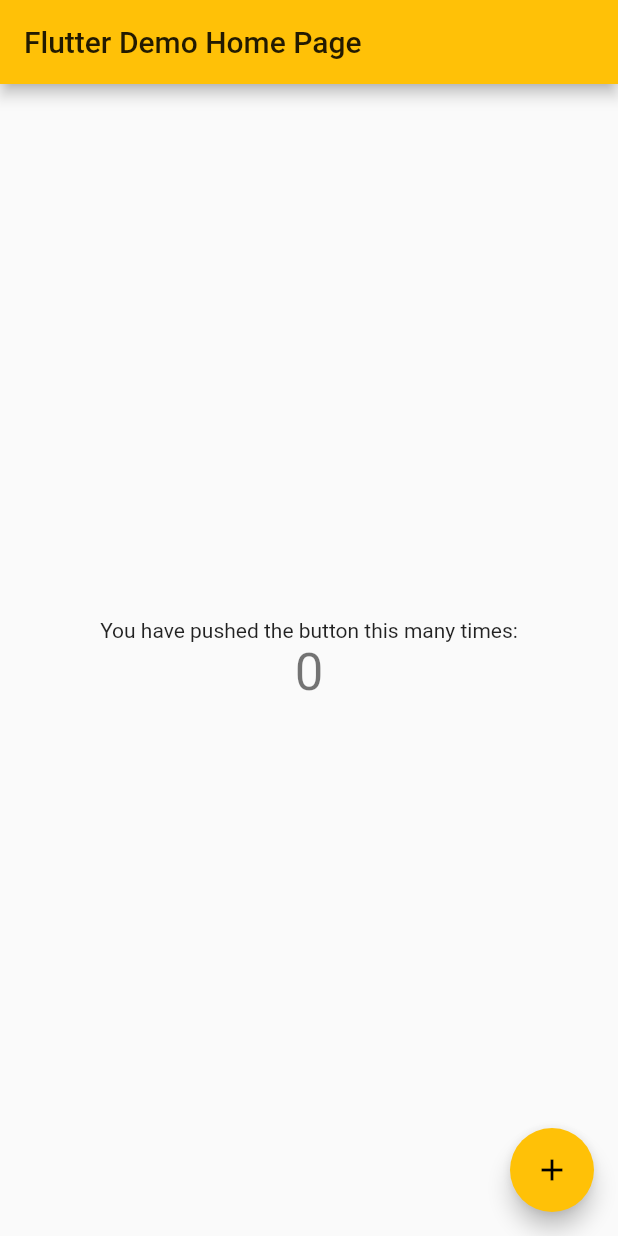
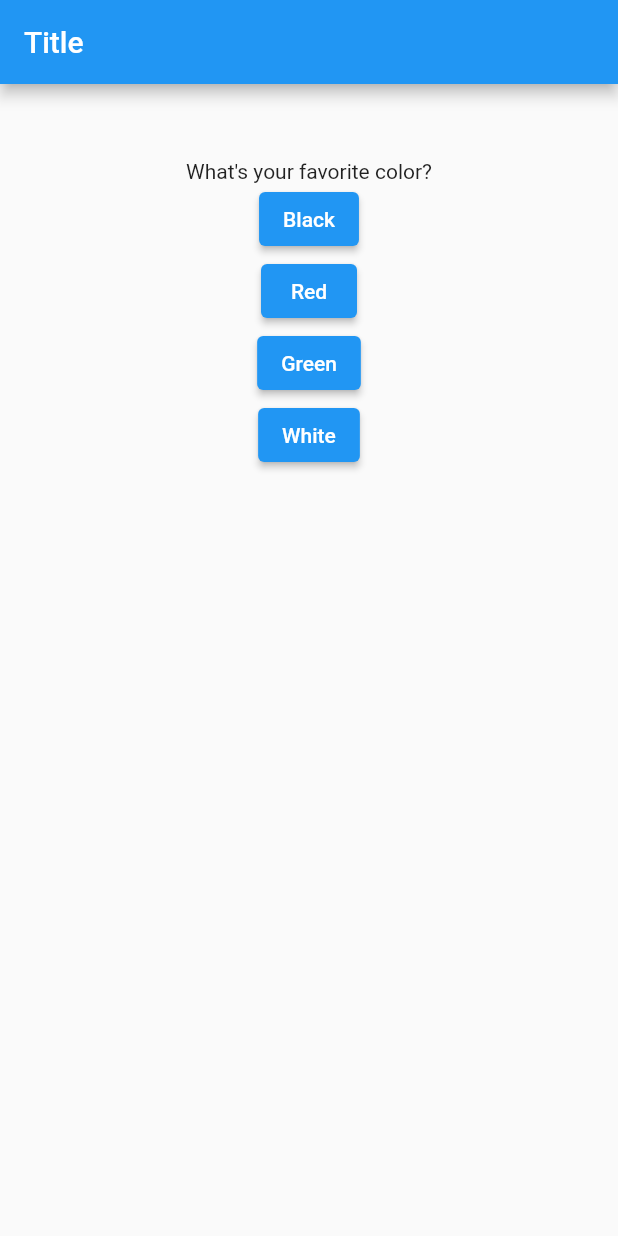
Before and after one commit to SrikantKanekar/Quiz_app, a Flutter app: the screen it shows after launch, on a phone screen of 412 x 824 dp. Run offline on Flutter 3.47's test engine with Material 2 defaults, Android fonts, the phone set to English and light mode, and no system bars.

```diff
--- /dev/null
+++ b/lib/answer.dart
@@ -0,0 +1,18 @@
+import 'package:flutter/material.dart';
+
+class Answer extends StatelessWidget {
+  final String text;
+  final VoidCallback onPressed;
+
+  const Answer(this.text, this.onPressed, {Key? key}) : super(key: key);
+
+  @override
+  Widget build(BuildContext context) {
+    return Container(
+      child: ElevatedButton(
+        onPressed: onPressed,
+        child: Text(text),
+      ),
+    );
+  }
+}
--- /dev/null
+++ b/lib/data.dart
@@ -0,0 +1,29 @@
+final dataList = [
+  {
+    'questionText': 'What\'s your favorite color?',
+    'answers': [
+      {'text': 'Black', 'score': 10},
+      {'text': 'Red', 'score': 5},
+      {'text': 'Green', 'score': 3},
+      {'text': 'White', 'score': 1},
+    ],
+  },
+  {
+    'questionText': 'What\'s your favorite animal?',
+    'answers': [
+      {'text': 'Rabbit', 'score': 3},
+      {'text': 'Snake', 'score': 11},
+      {'text': 'Elephant', 'score': 5},
+      {'text': 'Lion', 'score': 9},
+    ],
+  },
+  {
+    'questionText': 'Who\'s your favorite instructor?',
+    'answers': [
+      {'text': 'Max', 'score': 1},
+      {'text': 'Max', 'score': 1},
+      {'text': 'Max', 'score': 1},
+      {'text': 'Max', 'score': 1},
+    ],
+  },
+];
--- a/lib/main.dart
+++ b/lib/main.dart
@@ -1,67 +1,47 @@
 import 'package:flutter/material.dart';
+import 'package:quiz_app/data.dart';
+import 'package:quiz_app/quiz.dart';
+import 'package:quiz_app/result.dart';
 
-void main() {
-  runApp(const MyApp());
-}
+void main() => runApp(const MyApp());
 
-class MyApp extends StatelessWidget {
+class MyApp extends StatefulWidget {
   const MyApp({Key? key}) : super(key: key);
 
   @override
-  Widget build(BuildContext context) {
-    return MaterialApp(
-      title: 'Flutter Demo',
-      theme: ThemeData(
-        primarySwatch: Colors.amber,
-      ),
-      home: const MyHomePage(title: 'Flutter Demo Home Page'),
-    );
-  }
+  State<MyApp> createState() => _MyAppState();
 }
 
-class MyHomePage extends StatefulWidget {
-  const MyHomePage({Key? key, required this.title}) : super(key: key);
+class _MyAppState extends State<MyApp> {
+  final _data = dataList;
 
-  final String title;
+  var _index = 0;
+  var _score = 0;
 
-  @override
-  State<MyHomePage> createState() => _MyHomePageState();
-}
+  void _answerQuestion(int score) {
+    _score += score;
+    setState(() {
+      _index++;
+    });
+  }
 
-class _MyHomePageState extends State<MyHomePage> {
-  int _counter = 0;
-
-  void _incrementCounter() {
+  void _resetQuiz() {
     setState(() {
-      _counter++;
+      _index = 0;
+      _score = 0;
     });
   }
 
   @override
   Widget build(BuildContext context) {
-    return Scaffold(
-      appBar: AppBar(
-        title: Text(widget.title),
-      ),
-      body: Center(
-        child: Column(
-
-          mainAxisAlignment: MainAxisAlignment.center,
-          children: <Widget>[
-            const Text(
-              'You have pushed the button this many times:',
-            ),
-            Text(
-              '$_counter',
-              style: Theme.of(context).textTheme.headline4,
-            ),
-          ],
+    return MaterialApp(
+      home: Scaffold(
+        appBar: AppBar(
+          title: const Text('Title'),
         ),
-      ),
-      floatingActionButton: FloatingActionButton(
-        onPressed: _incrementCounter,
-        tooltip: 'Increment',
-        child: const Icon(Icons.add),
+        body: (_index < _data.length)
+            ? Quiz(data: _data, index: _index, answerQuestion: _answerQuestion)
+            : Result(_score, _resetQuiz),
       ),
     );
   }
--- /dev/null
+++ b/lib/question.dart
@@ -0,0 +1,12 @@
+import 'package:flutter/material.dart';
+
+class Question extends StatelessWidget {
+  final String text;
+
+  const Question(this.text, {Key? key}) : super(key: key);
+
+  @override
+  Widget build(BuildContext context) {
+    return Text(text);
+  }
+}
--- /dev/null
+++ b/lib/quiz.dart
@@ -0,0 +1,35 @@
+import 'package:flutter/material.dart';
+import 'package:quiz_app/answer.dart';
+import 'package:quiz_app/question.dart';
+
+class Quiz extends StatelessWidget {
+  final List<Map<String, Object>> data;
+  final int index;
+  final Function answerQuestion;
+
+  const Quiz(
+      {required this.data,
+      required this.index,
+      required this.answerQuestion,
+      Key? key})
+      : super(key: key);
+
+  @override
+  Widget build(BuildContext context) {
+    return Container(
+      width: double.infinity,
+      margin: const EdgeInsets.all(50),
+      child: Column(
+        children: [
+          Question(data.elementAt(index)['questionText'] as String),
+          ...(data.elementAt(index)['answers'] as List<Map<String, Object>>).map((answer) {
+            return Answer(
+              answer['text'] as String,
+              () => answerQuestion(answer['score'] as int),
+            );
+          })
+        ],
+      ),
+    );
+  }
+}
--- /dev/null
+++ b/lib/result.dart
@@ -0,0 +1,26 @@
+import 'package:flutter/material.dart';
+
+class Result extends StatelessWidget {
+  final int score;
+  final VoidCallback onPressed;
+
+  const Result(this.score, this.onPressed, {Key? key}) : super(key: key);
+
+  @override
+  Widget build(BuildContext context) {
+    return Center(
+      child: Container(
+        margin: const EdgeInsets.all(50),
+        child: Column(
+          children: [
+            Text(
+              'Your score is $score',
+              style: const TextStyle(fontSize: 30),
+            ),
+            ElevatedButton(onPressed: onPressed, child: const Text('Reset'))
+          ],
+        ),
+      ),
+    );
+  }
+}
```
